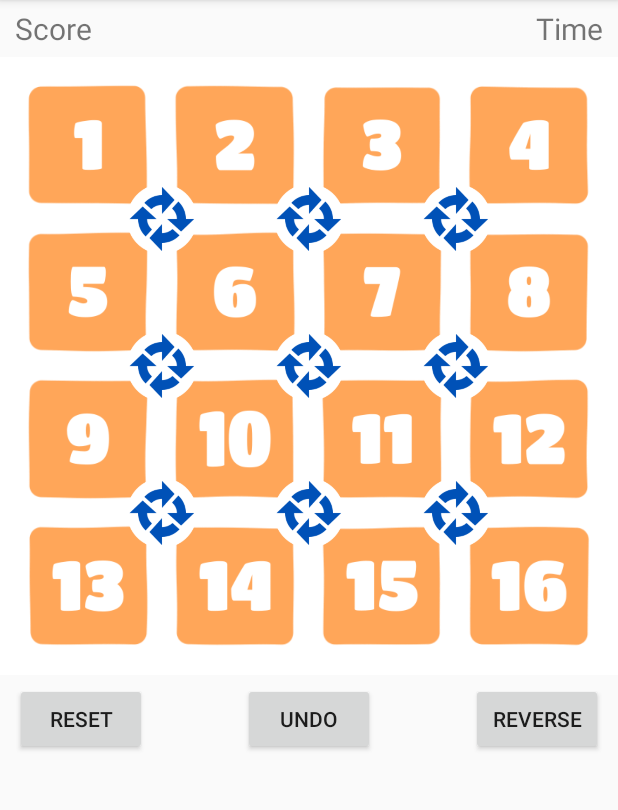
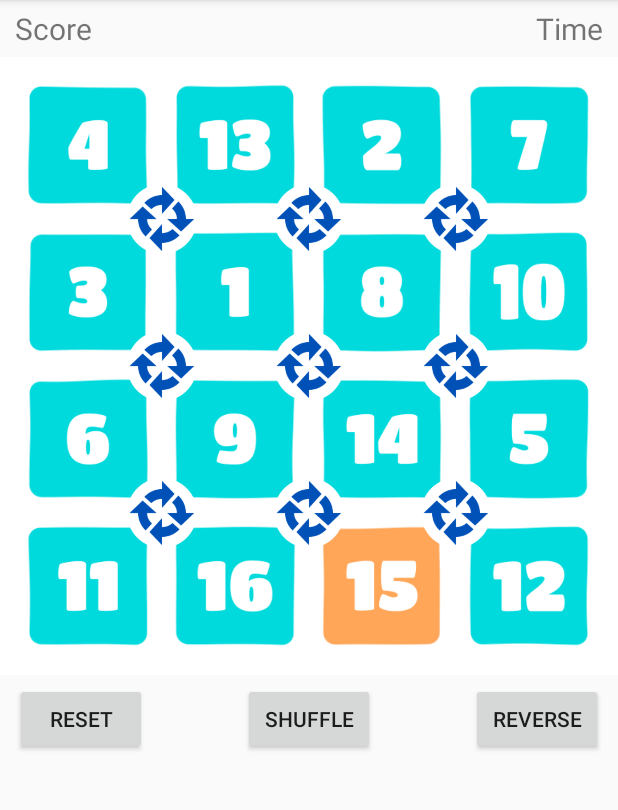
Before and after one commit to usakhelo/16s_Clone, an Android app: the screen it shows after launch (GameActivity), after a tap on "REVERSE", on a phone screen of 412 x 824 dp, the part 84-894 px from its top. Run offline under Robolectric (Android 15) with nearby library versions, the phone set to English and light mode, and no system bars; 1 statement that could not run was skipped; 2 other taps on this screen came first.

Commit message:
better shuffle/reset animations

```diff
--- a/app/src/main/java/com/sergepogosyan/shishnashki/GameActivity.java
+++ b/app/src/main/java/com/sergepogosyan/shishnashki/GameActivity.java
@@ -6,8 +6,6 @@ import android.view.Menu;
 import android.view.MenuItem;
 import android.view.View;
 import android.widget.Button;
-
-import java.util.ArrayList;
 
 public class GameActivity extends AppCompatActivity {
 
@@ -24,11 +22,16 @@ public class GameActivity extends AppCompatActivity {
     gameView = (TileView) findViewById(R.id.game_view);
     Button buttonReset = (Button) findViewById(R.id.button_reset);
     Button buttonReverse = (Button) findViewById(R.id.button_reverse);
-    Button buttonUndo = (Button) findViewById(R.id.button_undo);
+    Button buttonShuffle = (Button) findViewById(R.id.button_shuffle);
+    buttonShuffle.setOnClickListener(new View.OnClickListener() {
+      @Override
+      public void onClick(View view) {
+        gameView.shuffleTiles();
+      }
+    });
     buttonReset.setOnClickListener(new View.OnClickListener() {
       @Override
       public void onClick(View view) {
-
         gameView.resetTiles();
       }
     });
--- a/app/src/main/java/com/sergepogosyan/shishnashki/RotateButton.java
+++ b/app/src/main/java/com/sergepogosyan/shishnashki/RotateButton.java
@@ -7,6 +7,8 @@ import android.view.View;
 
 public class RotateButton {
   private Point mPosition;
+
+  private float mRotation;
 
   private View mView;
   private BitmapDrawable mBitmap;
@@ -40,6 +42,14 @@ public class RotateButton {
     mView.postInvalidate();
   }
 
+  public float getRotation() {
+    return mRotation;
+  }
+
+  public void setRotation(float rotation) {
+    this.mRotation = rotation;
+  }
+
   public RotateButton(int col, int row, View view) {
     mCol = col;
     mRow = row;
--- a/app/src/main/java/com/sergepogosyan/shishnashki/TileView.java
+++ b/app/src/main/java/com/sergepogosyan/shishnashki/TileView.java
@@ -1,25 +1,26 @@
 package com.sergepogosyan.shishnashki;
 
 import android.animation.Animator;
+import android.animation.AnimatorListenerAdapter;
 import android.animation.AnimatorSet;
 import android.animation.ObjectAnimator;
 import android.animation.TypeEvaluator;
-import android.app.Activity;
 import android.content.Context;
 import android.content.res.Configuration;
 import android.content.res.TypedArray;
 import android.graphics.Canvas;
-import android.graphics.Color;
 import android.graphics.Point;
 import android.graphics.Rect;
 import android.util.AttributeSet;
 import android.util.Log;
 import android.view.MotionEvent;
 import android.view.View;
+import android.view.animation.AccelerateInterpolator;
 import android.view.animation.DecelerateInterpolator;
 import android.view.animation.OvershootInterpolator;
 
 import java.util.ArrayList;
+import java.util.Collections;
 import java.util.List;
 
 public class TileView extends View {
@@ -101,12 +102,38 @@ public class TileView extends View {
   }
 
   public void resetTiles() {
-    for (int i = 0; i < (mTileCount * mTileCount); i++) {
-      mTiles.get(i).setNumber(i+1);
-    }
-    //    Collections.shuffle(nums);
-//    startAnimation();
-    invalidate();
+    Animator hide = hideAnimation();
+    hide.addListener(new AnimatorListenerAdapter() {
+      @Override
+      public void onAnimationEnd(Animator animation) {
+        super.onAnimationEnd(animation);
+        for (int i = 0; i < (mTileCount * mTileCount); i++) {
+          mTiles.get(i).setNumber(i+1);
+        }
+        startAnimation();
+      }
+    });
+    hide.start();
+  }
+  public void shuffleTiles() {
+    Animator hide = hideAnimation();
+    hide.addListener(new AnimatorListenerAdapter() {
+      @Override
+      public void onAnimationEnd(Animator animation) {
+        super.onAnimationEnd(animation);
+        ArrayList<Integer> nums = new ArrayList<>();
+
+        for (int i = 0; i < (mTileCount * mTileCount); i++) {
+          nums.add(i + 1);
+        }
+        Collections.shuffle(nums);
+        for (int i = 0; i < (mTileCount * mTileCount); i++) {
+          mTiles.get(i).setNumber(nums.get(i));
+        }
+        startAnimation();
+      }
+    });
+    hide.start();
   }
 
   public void initTiles() {
@@ -181,6 +208,71 @@ public class TileView extends View {
     startAnimation();
   }
 
+  private Animator hideTilesAnim() {
+    List<Animator> tileAnimators = new ArrayList<>();
+    for (int i = 0; i < mTiles.size(); i++) {
+      Tile tile = mTiles.get(i);
+      ObjectAnimator zoomInX = ObjectAnimator.ofInt(tile, "size", mTileWidth, 0);
+      zoomInX.setDuration(100);
+      zoomInX.setInterpolator(new AccelerateInterpolator());
+      tileAnimators.add(zoomInX);
+    }
+    AnimatorSet tileAnimatorSet = new AnimatorSet();
+    tileAnimatorSet.playTogether(tileAnimators);
+    return tileAnimatorSet;
+  }
+  private Animator hideButtonsAnim() {
+    List<Animator> buttonAnimators = new ArrayList<>();
+    for (int i = 0; i < mButtons.size(); i++) {
+      RotateButton button = mButtons.get(i);
+      ObjectAnimator buttonPopOut = ObjectAnimator.ofFloat(button, "size", (mTileWidth / mButtonSizeRatio), 0);
+      buttonPopOut.setDuration(100);
+      buttonPopOut.setInterpolator(new AccelerateInterpolator());
+      buttonAnimators.add(buttonPopOut);
+    }
+    AnimatorSet animatorSet = new AnimatorSet();
+    animatorSet.playTogether(buttonAnimators);
+    return animatorSet;
+  }
+
+  private Animator hideAnimation() {
+    AnimatorSet tileAnimatorSet = (AnimatorSet)hideTilesAnim();
+    AnimatorSet buttonAnimatorSet = (AnimatorSet)hideButtonsAnim();
+    startAnimatorSet = new AnimatorSet();
+    startAnimatorSet.play(tileAnimatorSet).with(buttonAnimatorSet);
+    return startAnimatorSet;
+  }
+
+  private Animator startTilesAnimation() {
+    List<Animator> tileAnimators = new ArrayList<>();
+    for (int i = 0; i < mTiles.size(); i++) {
+      Tile tile = mTiles.get(i);
+      ObjectAnimator zoomInX = ObjectAnimator.ofInt(tile, "size", 0, mTileWidth);
+      zoomInX.setDuration(400);
+      zoomInX.setInterpolator(new OvershootInterpolator());
+      zoomInX.setStartDelay( i * 50);
+      tileAnimators.add(zoomInX);
+    }
+
+    AnimatorSet tileAnimatorSet = new AnimatorSet();
+    tileAnimatorSet.playTogether(tileAnimators);
+    return tileAnimatorSet;
+  }
+
+  private Animator startButtonsAnimation() {
+    List<Animator> buttonAnimators = new ArrayList<>();
+    for (int i = 0; i < mButtons.size(); i++) {
+      RotateButton button = mButtons.get(i);
+      ObjectAnimator buttonPopOut = ObjectAnimator.ofFloat(button, "size", 0, (mTileWidth / mButtonSizeRatio));
+      buttonPopOut.setDuration(400);
+      buttonPopOut.setInterpolator(new OvershootInterpolator());
+      buttonAnimators.add(buttonPopOut);
+    }
+    AnimatorSet buttonAnimatorSet = new AnimatorSet();
+    buttonAnimatorSet.playTogether(buttonAnimators);
+    return buttonAnimatorSet;
+  }
+
   private void startAnimation() {
     List<Animator> tileAnimators = new ArrayList<>();
     for (int i = 0; i < mTiles.size(); i++) {
@@ -200,10 +292,8 @@ public class TileView extends View {
       buttonPopOut.setInterpolator(new OvershootInterpolator());
       buttonAnimators.add(buttonPopOut);
     }
-    AnimatorSet tileAnimatorSet = new AnimatorSet();
-    AnimatorSet buttonAnimatorSet = new AnimatorSet();
-    buttonAnimatorSet.playTogether(buttonAnimators);
-    tileAnimatorSet.playTogether(tileAnimators);
+    AnimatorSet tileAnimatorSet = (AnimatorSet) startTilesAnimation();
+    AnimatorSet buttonAnimatorSet = (AnimatorSet) startButtonsAnimation();
     startAnimatorSet = new AnimatorSet();
     startAnimatorSet.play(tileAnimatorSet).before(buttonAnimatorSet);
     startAnimatorSet.start();
@@ -243,17 +333,13 @@ public class TileView extends View {
       if (squareDistance <= Math.pow(button.getSize() / 2f, 2) ) {
 
         pressedButton = button;
-        Log.i("shishnashki", "button clicked: " + button.getCol());
 
-        float butSize = (mTileWidth / mButtonSizeRatio);
-        ObjectAnimator zoomIn = ObjectAnimator.ofFloat(button, "size", butSize, butSize * .7f);
-        ObjectAnimator zoomOut = ObjectAnimator.ofFloat(button, "size", butSize * .7f, butSize);
-        zoomIn.setDuration(100);
-        zoomOut.setDuration(200);
-        zoomIn.setInterpolator(new DecelerateInterpolator());
-        zoomOut.setInterpolator(new DecelerateInterpolator());
+        float endRot = mDirection == 0 ? 90f : -90f;
+        ObjectAnimator rotation = ObjectAnimator.ofFloat(button, "rotation", 0, endRot);
+        rotation.setDuration(300);
+        rotation.setInterpolator(new DecelerateInterpolator());
         clickAnimator = new AnimatorSet();
-        clickAnimator.playSequentially(zoomIn, zoomOut);
+        clickAnimator.play(rotation);
         clickAnimator.start();
       }
     }
@@ -324,8 +410,8 @@ public class TileView extends View {
       float xOffset = button.getPosition().x - button.getSize() / 2;
       float yOffset = button.getPosition().y - button.getSize() / 2;
       canvas.save();
+      canvas.rotate(button.getRotation(), xOffset + button.getSize() / 2, yOffset + button.getSize() / 2);
       canvas.translate(xOffset, yOffset);
-//      canvas.rotate(mRotAngle++);
       button.getDrawable().draw(canvas);
       canvas.restore();
     }
--- a/app/src/main/res/layout-land/game_layout.xml
+++ b/app/src/main/res/layout-land/game_layout.xml
@@ -1,6 +1,5 @@
 <RelativeLayout
     xmlns:android="http://schemas.android.com/apk/res/android"
-    xmlns:app="http://schemas.android.com/apk/res-auto"
     android:layout_width="wrap_content"
     android:layout_height="wrap_content"
     android:orientation="horizontal"
@@ -18,6 +17,15 @@
         android:textSize="20sp"
         android:id="@+id/text_score"
         android:text="Score"
+        />
+    <Button
+        android:layout_width="wrap_content"
+        android:layout_height="wrap_content"
+        android:layout_centerVertical="true"
+        android:layout_alignParentLeft="true"
+        android:layout_alignParentStart="true"
+        android:id="@+id/button_shuffle"
+        android:text="Shuffle"
         />
     <Button
         android:layout_width="wrap_content"
@@ -55,15 +63,6 @@
     <Button
         android:layout_width="wrap_content"
         android:layout_height="wrap_content"
-        android:layout_centerVertical="true"
-        android:layout_alignParentRight="true"
-        android:layout_alignParentEnd="true"
-        android:id="@+id/button_undo"
-        android:text="Undo"
-        />
-    <Button
-        android:layout_width="wrap_content"
-        android:layout_height="wrap_content"
         android:layout_alignParentBottom="true"
         android:layout_alignParentRight="true"
         android:layout_alignParentEnd="true"
--- a/app/src/main/res/layout-port/game_layout.xml
+++ b/app/src/main/res/layout-port/game_layout.xml
@@ -1,6 +1,5 @@
 <LinearLayout
     xmlns:android="http://schemas.android.com/apk/res/android"
-    xmlns:app="http://schemas.android.com/apk/res-auto"
     android:orientation="vertical"
     android:layout_width="match_parent"
     android:layout_height="match_parent"
@@ -66,8 +65,8 @@
             android:layout_width="wrap_content"
             android:layout_height="wrap_content"
             android:layout_centerInParent="true"
-            android:id="@+id/button_undo"
-            android:text="Undo"
+            android:id="@+id/button_shuffle"
+            android:text="Shuffle"
             />
         <Button
             android:layout_width="wrap_content"
```
